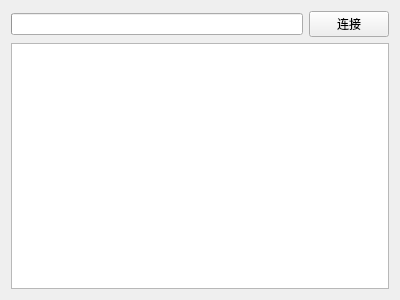
Above: ReceviceWindow/widget.ui from linuxzjh/fileTransfer before the change. Below: the same form after it.
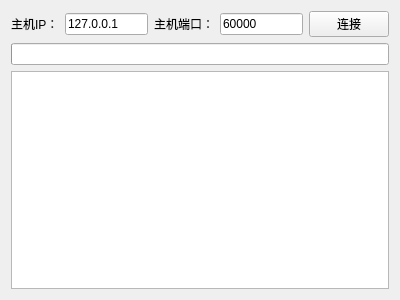
That is the form after the change.

What changed in the file:
```diff
--- a/ReceviceWindow/widget.ui
+++ b/ReceviceWindow/widget.ui
@@ -17,15 +17,46 @@
    <item>
     <layout class="QHBoxLayout" name="horizontalLayout">
      <item>
-      <widget class="QProgressBar" name="progressBar">
-       <property name="value">
-        <number>-1</number>
+      <widget class="QLabel" name="label">
+       <property name="text">
+        <string>主机IP：</string>
        </property>
-       <property name="textVisible">
-        <bool>true</bool>
+      </widget>
+     </item>
+     <item>
+      <widget class="QLineEdit" name="lineEdit_ip">
+       <property name="text">
+        <string>127.0.0.1</string>
        </property>
       </widget>
      </item>
+     <item>
+      <widget class="QLabel" name="label_2">
+       <property name="text">
+        <string>主机端口：</string>
+       </property>
+      </widget>
+     </item>
+     <item>
+      <widget class="QLineEdit" name="lineEdit_port">
+       <property name="text">
+        <string>60000</string>
+       </property>
+      </widget>
+     </item>
+     <item>
+      <spacer name="horizontalSpacer">
+       <property name="orientation">
+        <enum>Qt::Horizontal</enum>
+       </property>
+       <property name="sizeHint" stdset="0">
+        <size>
+         <width>18</width>
+         <height>20</height>
+        </size>
+       </property>
+      </spacer>
+     </item>
      <item>
       <widget class="QPushButton" name="btn_connect">
        <property name="text">
@@ -35,6 +66,16 @@
      </item>
     </layout>
    </item>
+   <item>
+    <widget class="QProgressBar" name="progressBar">
+     <property name="value">
+      <number>-1</number>
+     </property>
+     <property name="textVisible">
+      <bool>true</bool>
+     </property>
+    </widget>
+   </item>
    <item>
     <widget class="QPlainTextEdit" name="plainTextEdit"/>
    </item>
```
